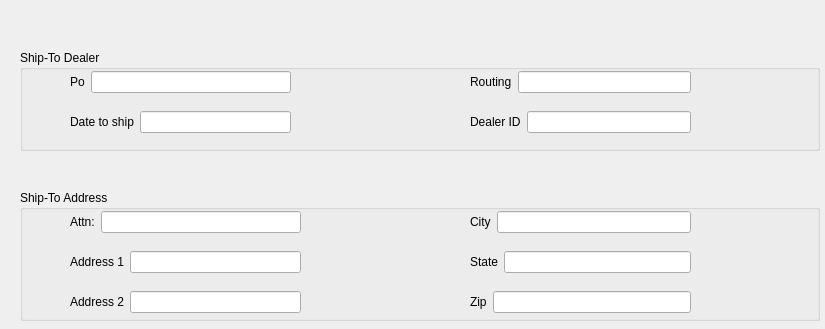
Qt form View/setuptab.ui (topherMcDonald/SPO) before a commit.
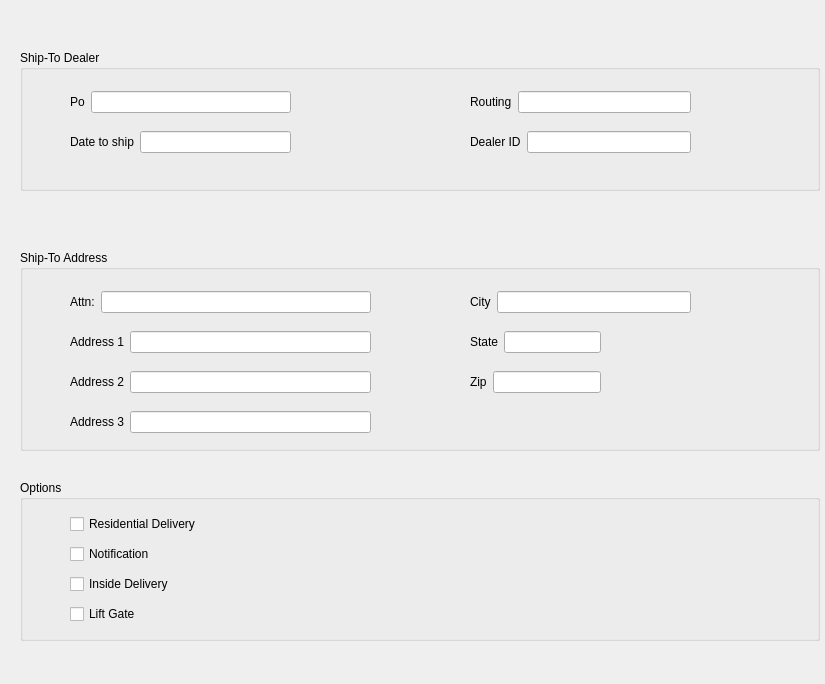
The same form after that commit.

Commit message: Added line item tab UI

Patch:
```diff
--- a/View/setuptab.ui
+++ b/View/setuptab.ui
@@ -7,7 +7,7 @@
     <x>0</x>
     <y>0</y>
     <width>825</width>
-    <height>329</height>
+    <height>684</height>
    </rect>
   </property>
   <property name="windowTitle">
@@ -17,9 +17,9 @@
    <property name="geometry">
     <rect>
      <x>20</x>
-     <y>190</y>
+     <y>250</y>
      <width>800</width>
-     <height>131</height>
+     <height>201</height>
     </rect>
    </property>
    <property name="title">
@@ -29,7 +29,7 @@
     <property name="geometry">
      <rect>
       <x>450</x>
-      <y>20</y>
+      <y>40</y>
       <width>221</width>
       <height>24</height>
      </rect>
@@ -51,8 +51,8 @@
     <property name="geometry">
      <rect>
       <x>450</x>
-      <y>60</y>
-      <width>221</width>
+      <y>80</y>
+      <width>131</width>
       <height>24</height>
      </rect>
     </property>
@@ -73,8 +73,8 @@
     <property name="geometry">
      <rect>
       <x>450</x>
-      <y>100</y>
-      <width>221</width>
+      <y>120</y>
+      <width>131</width>
       <height>24</height>
      </rect>
     </property>
@@ -95,8 +95,8 @@
     <property name="geometry">
      <rect>
       <x>50</x>
-      <y>60</y>
-      <width>231</width>
+      <y>80</y>
+      <width>301</width>
       <height>24</height>
      </rect>
     </property>
@@ -117,8 +117,8 @@
     <property name="geometry">
      <rect>
       <x>50</x>
-      <y>20</y>
-      <width>231</width>
+      <y>40</y>
+      <width>301</width>
       <height>24</height>
      </rect>
     </property>
@@ -139,8 +139,8 @@
     <property name="geometry">
      <rect>
       <x>50</x>
-      <y>100</y>
-      <width>231</width>
+      <y>120</y>
+      <width>301</width>
       <height>24</height>
      </rect>
     </property>
@@ -157,6 +157,28 @@
      </item>
     </layout>
    </widget>
+   <widget class="QWidget" name="">
+    <property name="geometry">
+     <rect>
+      <x>50</x>
+      <y>160</y>
+      <width>301</width>
+      <height>24</height>
+     </rect>
+    </property>
+    <layout class="QHBoxLayout" name="horizontalLayout_11">
+     <item>
+      <widget class="QLabel" name="label_11">
+       <property name="text">
+        <string>Address 3</string>
+       </property>
+      </widget>
+     </item>
+     <item>
+      <widget class="QLineEdit" name="lineEdit_11"/>
+     </item>
+    </layout>
+   </widget>
   </widget>
   <widget class="QGroupBox" name="groupBox">
    <property name="geometry">
@@ -164,7 +186,7 @@
      <x>20</x>
      <y>50</y>
      <width>800</width>
-     <height>101</height>
+     <height>141</height>
     </rect>
    </property>
    <property name="title">
@@ -174,7 +196,7 @@
     <property name="geometry">
      <rect>
       <x>50</x>
-      <y>60</y>
+      <y>80</y>
       <width>221</width>
       <height>24</height>
      </rect>
@@ -196,7 +218,7 @@
     <property name="geometry">
      <rect>
       <x>50</x>
-      <y>20</y>
+      <y>40</y>
       <width>221</width>
       <height>24</height>
      </rect>
@@ -218,7 +240,7 @@
     <property name="geometry">
      <rect>
       <x>450</x>
-      <y>60</y>
+      <y>80</y>
       <width>221</width>
       <height>24</height>
      </rect>
@@ -240,7 +262,7 @@
     <property name="geometry">
      <rect>
       <x>450</x>
-      <y>20</y>
+      <y>40</y>
       <width>221</width>
       <height>24</height>
      </rect>
@@ -272,6 +294,59 @@
    <zorder></zorder>
    <zorder></zorder>
   </widget>
+  <widget class="QGroupBox" name="groupBox_2">
+   <property name="geometry">
+    <rect>
+     <x>20</x>
+     <y>480</y>
+     <width>800</width>
+     <height>161</height>
+    </rect>
+   </property>
+   <property name="title">
+    <string>Options</string>
+   </property>
+   <widget class="QWidget" name="">
+    <property name="geometry">
+     <rect>
+      <x>50</x>
+      <y>30</y>
+      <width>251</width>
+      <height>121</height>
+     </rect>
+    </property>
+    <layout class="QVBoxLayout" name="verticalLayout">
+     <item>
+      <widget class="QCheckBox" name="checkBox_4">
+       <property name="text">
+        <string>Residential Delivery</string>
+       </property>
+      </widget>
+     </item>
+     <item>
+      <widget class="QCheckBox" name="checkBox_3">
+       <property name="text">
+        <string>Notification</string>
+       </property>
+      </widget>
+     </item>
+     <item>
+      <widget class="QCheckBox" name="checkBox_2">
+       <property name="text">
+        <string>Inside Delivery</string>
+       </property>
+      </widget>
+     </item>
+     <item>
+      <widget class="QCheckBox" name="checkBox">
+       <property name="text">
+        <string>Lift Gate</string>
+       </property>
+      </widget>
+     </item>
+    </layout>
+   </widget>
+  </widget>
  </widget>
  <resources/>
  <connections/>
```
The commit also changes 8 other files.
